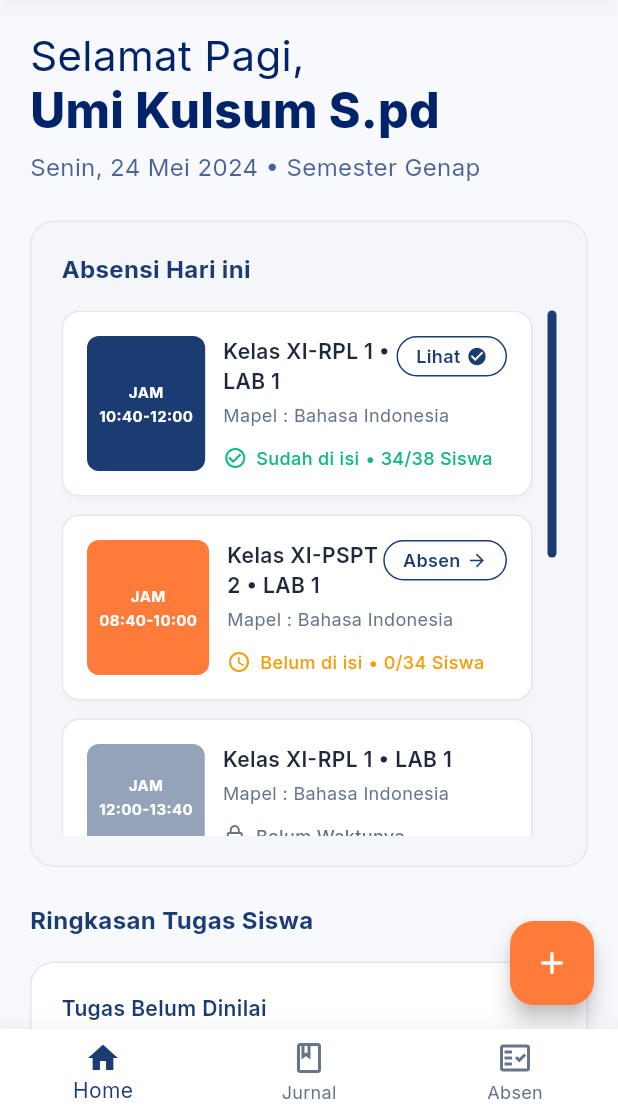
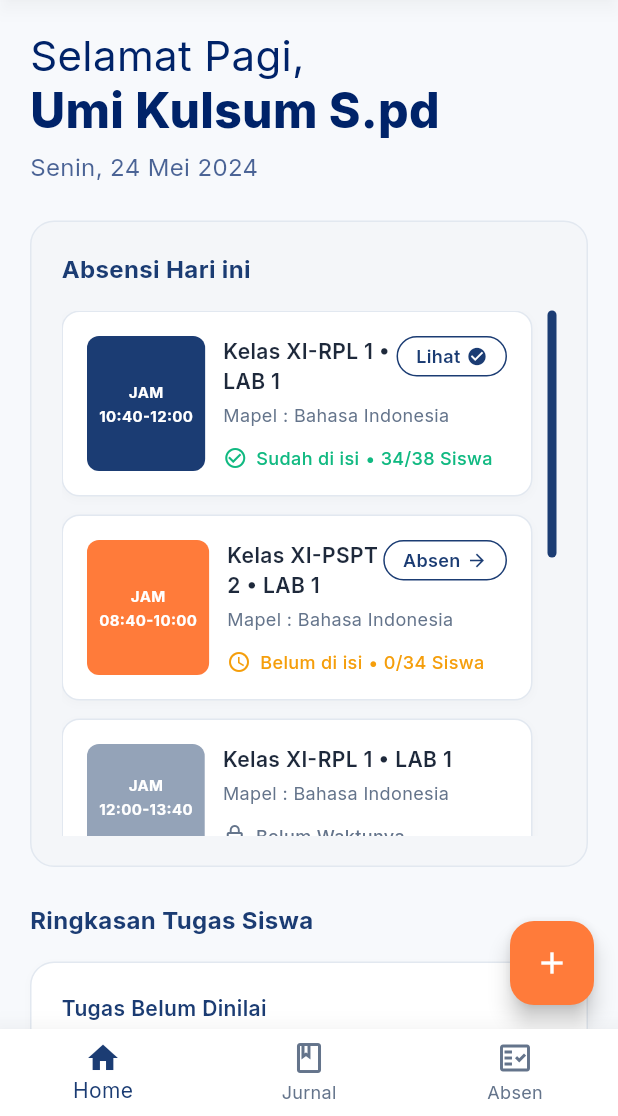
Before and after one commit to augistaadma42-png/sipena_guru, a Flutter app: the screen it shows after launch, on a phone screen of 412 x 824 dp, the part 120-1236 px from its top. Run offline on Flutter 3.47's test engine with Material 3 defaults, Android fonts, the phone set to English and light mode, and no system bars; our stand-ins replace google_fonts; missing offline and left inert: flutter_quill.

Commit message:
update dashboard page

```diff
--- a/lib/features/dashboard/presentation/pages/dashboard_page.dart
+++ b/lib/features/dashboard/presentation/pages/dashboard_page.dart
@@ -57,7 +57,7 @@ class _DashboardPageState extends State<DashboardPage> {
               ),
               const SizedBox(height: 8),
               Text(
-                'Senin, 24 Mei 2024 • Semester Genap',
+                'Senin, 24 Mei 2024 ',
                 style: GoogleFonts.inter(
                   fontSize: 16, // Diperbesar dari 14
                   fontWeight: FontWeight.w400,
```
